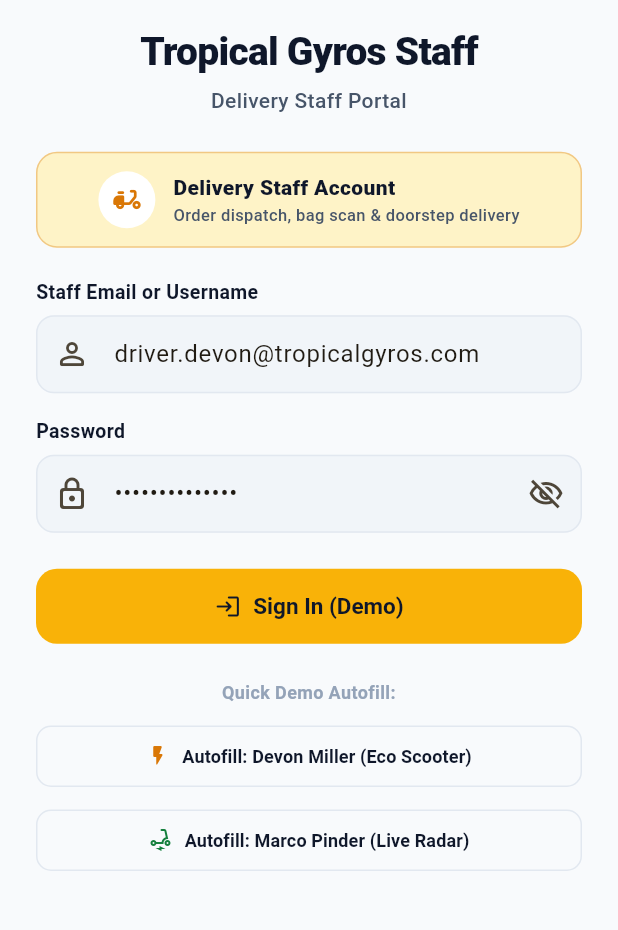
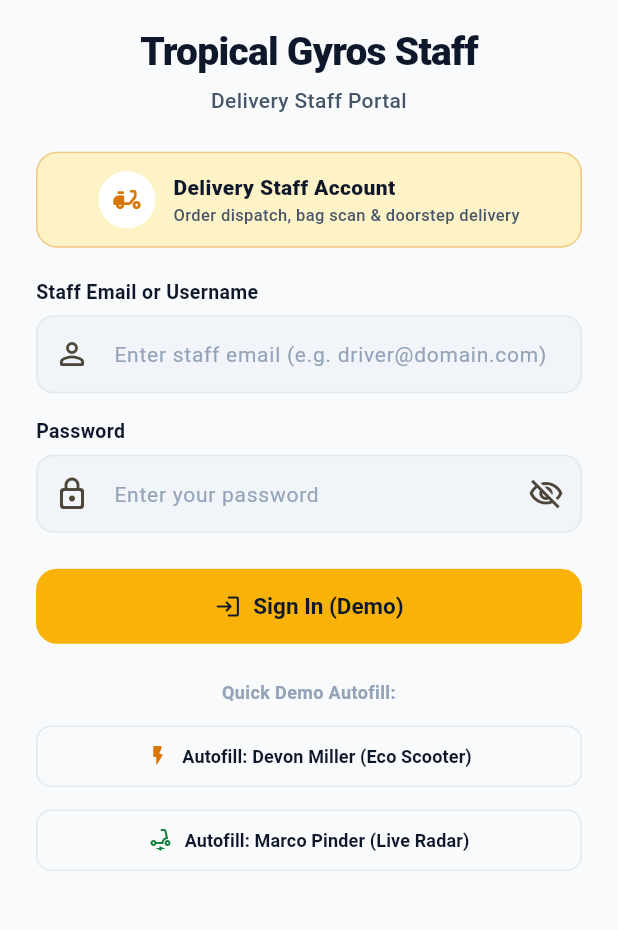
Before and after one commit to Azaruddin1khan/tropical_Delivery_boy_app, a Flutter app: the screen it shows after launch, on a phone screen of 412 x 824 dp, the part 305-1235 px from its top. Run offline on Flutter 3.47's test engine with Material 3 defaults, Android fonts, the phone set to English and light mode, and no system bars; our stand-ins replace flutter_map, latlong2; missing offline and left inert: mobile_scanner; accounts and stored records are empty.

Commit message:
feat: remove hardcoded courier login credentials from login screen

```diff
--- a/lib/screens/login_screen.dart
+++ b/lib/screens/login_screen.dart
@@ -17,10 +17,8 @@ class LoginScreen extends StatefulWidget {
 
 class _LoginScreenState extends State<LoginScreen> {
   final _formKey = GlobalKey<FormState>();
-  final _usernameController = TextEditingController(
-    text: 'driver.devon@tropicalgyros.com',
-  );
-  final _passwordController = TextEditingController(text: 'StaffPass2026!');
+  final _usernameController = TextEditingController();
+  final _passwordController = TextEditingController();
   bool _obscurePassword = true;
   bool _isLoading = false;
   StaffRole _selectedRole = StaffRole.deliveryStaff;
```
